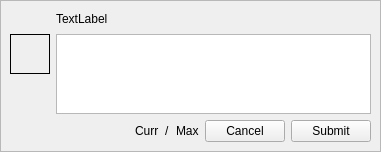
Above: ui/CommentAdd.ui from dmzdev/stance before the change. Below: the same form after it.
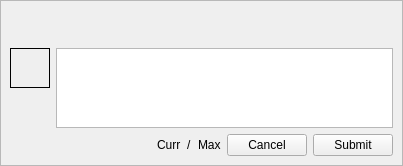
That is the form after the change.

Commit message: UI fix. Advisor start up optimization.

```diff
--- a/ui/CommentAdd.ui
+++ b/ui/CommentAdd.ui
@@ -6,8 +6,8 @@
    <rect>
     <x>0</x>
     <y>0</y>
-    <width>381</width>
-    <height>152</height>
+    <width>403</width>
+    <height>166</height>
    </rect>
   </property>
   <property name="windowTitle">
@@ -158,7 +158,7 @@
       <item row="0" column="1">
        <widget class="QLabel" name="label">
         <property name="text">
-         <string>TextLabel</string>
+         <string/>
         </property>
        </widget>
       </item>
```
The commit also changes 6 other files.
